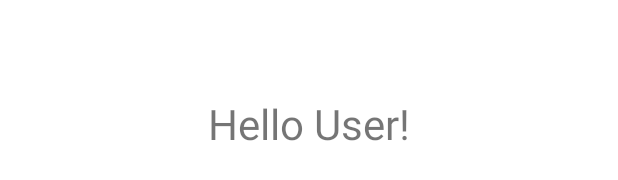
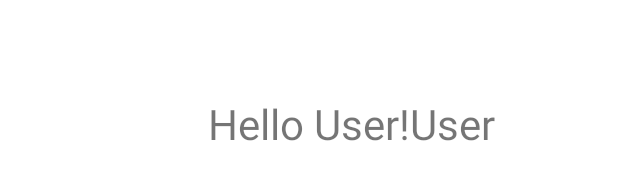
Before and after one commit to Fulkyhariz/jmart-android, an Android app: the layout activity_main.xml on its own in the app's theme, with its tools: preview values and no code run, on a phone screen of 412 x 824 dp. Shown: the part 494-674 px from the top of the screen. Run offline under Robolectric (Android 15) with nearby library versions, the phone set to English and light mode, and no system bars; network calls fail.

Commit message:
login dan register

```diff
--- a/app/src/main/java/com/fulkyJmartRK/jmart_android/LoginActivity.java
+++ b/app/src/main/java/com/fulkyJmartRK/jmart_android/LoginActivity.java
@@ -24,8 +24,8 @@ import org.json.JSONObject;
 
 public class LoginActivity extends AppCompatActivity
 implements Response.Listener<String>, Response.ErrorListener{
-    public static final Gson gson = new Gson();
-    public static Account loggedAccount;
+    private static final Gson gson = new Gson();
+    private static Account loggedAccount;
 
     private EditText emailInput;
     private EditText passwordInput;
--- a/app/src/main/java/com/fulkyJmartRK/jmart_android/RegisterActivity.java
+++ b/app/src/main/java/com/fulkyJmartRK/jmart_android/RegisterActivity.java
@@ -25,7 +25,6 @@ implements Response.Listener<String>, Response.ErrorListener{
     private EditText emailInput;
     private EditText nameInput;
     private EditText passwordInput;
-    private AppCompatButton registerbtn;
 
     @Override
     protected void onCreate(Bundle savedInstanceState) {
@@ -35,7 +34,7 @@ implements Response.Listener<String>, Response.ErrorListener{
         emailInput = findViewById(R.id.email);
         passwordInput = findViewById(R.id.password);
         nameInput = findViewById(R.id.name);
-        registerbtn = findViewById(R.id.registerBtn);
+        AppCompatButton registerbtn = findViewById(R.id.registerBtn);
 
         registerbtn.setOnClickListener(this::onRegisterClick);
 
--- a/app/src/main/java/com/fulkyJmartRK/jmart_android/request/LoginRequest.java
+++ b/app/src/main/java/com/fulkyJmartRK/jmart_android/request/LoginRequest.java
@@ -7,7 +7,7 @@ import com.android.volley.toolbox.StringRequest;
 import java.util.*;
 
 public class LoginRequest extends StringRequest {
-    private static final String URL = "http://127.0.0.1:8080/account/login";
+    private static final String URL = "http://10.0.2.2:8080/account/login";
     private final Map<String, String> params;
 
     public LoginRequest(
--- a/app/src/main/java/com/fulkyJmartRK/jmart_android/request/RegisterRequest.java
+++ b/app/src/main/java/com/fulkyJmartRK/jmart_android/request/RegisterRequest.java
@@ -7,7 +7,7 @@ import com.android.volley.toolbox.StringRequest;
 import java.util.*;
 
 public class RegisterRequest extends StringRequest {
-    private static final String URL = "http://127.0.0.1:8080/account/login";
+    private static final String URL = "http://10.0.2.2:8080/account/register";
     private final Map<String, String> params;
 
     public RegisterRequest(String name, String email, String password,
--- a/app/src/main/java/com/fulkyJmartRK/jmart_android/request/RequestFactory.java
+++ b/app/src/main/java/com/fulkyJmartRK/jmart_android/request/RequestFactory.java
@@ -6,8 +6,8 @@ import com.android.volley.Response;
 import com.android.volley.toolbox.StringRequest;
 
 public class RequestFactory {
-    private static final String URL_FORMAT_ID = "http://127.0.0.1:8080/%s/%d";
-    private static final String URL_FORMAT_PAGE = "http://127.0.0.1:8080/%s/page";
+    private static final String URL_FORMAT_ID = "http://10.0.2.2:8080/%s/%d";
+    private static final String URL_FORMAT_PAGE = "http://10.0.2.2:8080/%s/page";
 
     public static StringRequest getById
             (String parentURL,
--- a/app/src/main/res/layout/activity_main.xml
+++ b/app/src/main/res/layout/activity_main.xml
@@ -21,4 +21,18 @@
         android:textSize="28sp"
         android:textAlignment="center"/>
 
+    <TextView
+        android:id="@+id/User"
+        android:layout_width="wrap_content"
+        android:layout_height="wrap_content"
+        android:layout_centerHorizontal="true"
+        android:layout_centerVertical="true"
+        android:layout_marginTop="20dp"
+        android:layout_toEndOf="@id/helloUser"
+        android:clickable="true"
+        android:focusable="true"
+        android:text="@string/user"
+        android:textSize="28sp"
+        android:textAlignment="center"/>
+
 </RelativeLayout>
--- a/app/src/main/res/layout/activity_register.xml
+++ b/app/src/main/res/layout/activity_register.xml
@@ -13,7 +13,7 @@
         android:layout_width = "300dp"
         android:layout_centerHorizontal="true"
         android:layout_height = "wrap_content"
-        android:hint="@string/email"
+        android:hint="@string/name"
         android:layout_marginTop="150dp"
         android:inputType = "textEmailAddress" />
 
--- a/app/src/main/res/values/strings.xml
+++ b/app/src/main/res/values/strings.xml
@@ -7,4 +7,6 @@
     <string name="register_now">Register Now</string>
     <string name="register">Register</string>
     <string name="hello_user">Hello User!</string>
+    <string name="name">name</string>
+    <string name="user">User</string>
 </resources>
```
